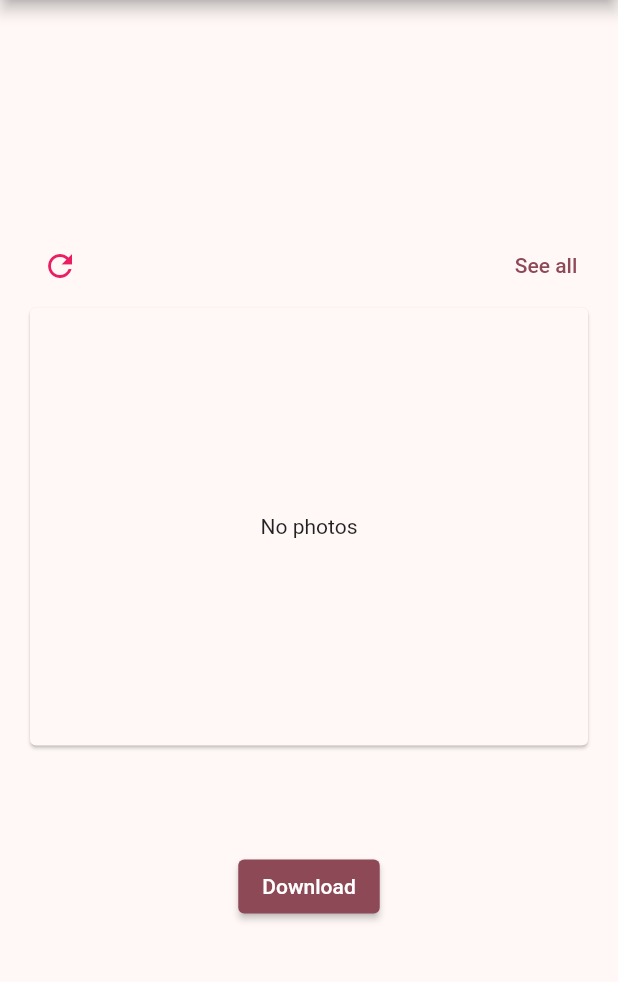
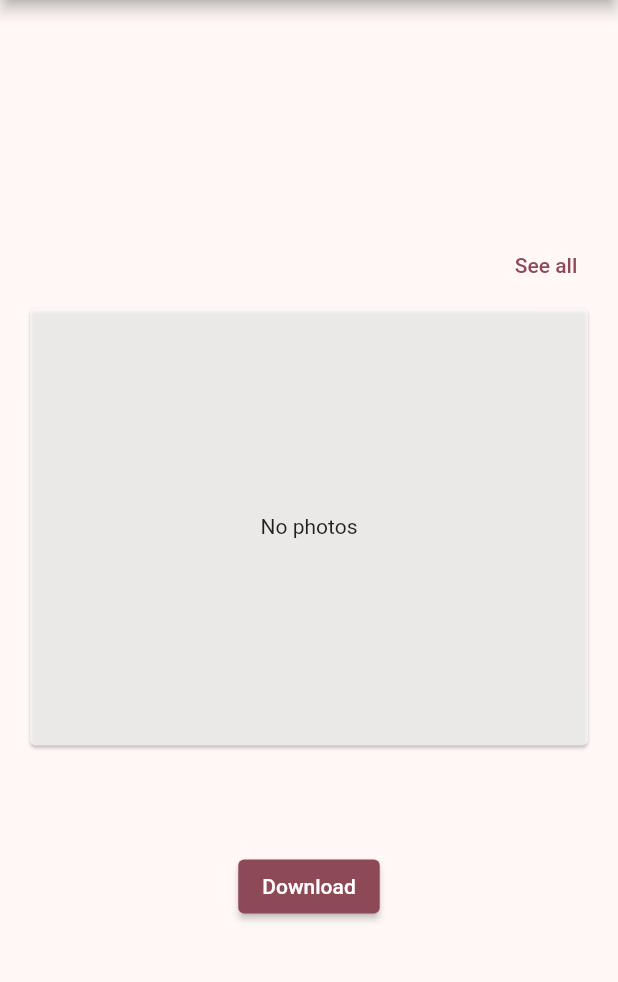
Before and after one commit to MaksimLevchenko/lightshot_parser_mobile, a Flutter app: the screen it shows after launch, on a phone screen of 412 x 824 dp, the part 84-1066 px from its top. Run offline on Flutter 3.47's test engine with Material 3 defaults, Android fonts, the phone set to English and light mode, and no system bars.

Commit message:
Refactor gallery logic and remove refresh button

```diff
--- a/lib/pages/main_page.dart
+++ b/lib/pages/main_page.dart
@@ -20,7 +20,9 @@ class MainPage extends StatelessWidget {
   late Directory _databaseDirectory;
   late Directory _settingsDirectory;
   double _progress = 0;
-  final galleryKey = GlobalKey();
+  //TODO remove broadcast
+  final StreamController<File> imagesStream =
+      StreamController<File>.broadcast();
 
   bool _downloading = false;
   late int wantedNumOfImages;
@@ -47,6 +49,7 @@ class MainPage extends StatelessWidget {
         downloadedPhoto = await parser.downloadOneImage(generator.current);
         if (downloadedPhoto != null) {
           numOfDownloadedImages++;
+          imagesStream.add(downloadedPhoto);
         }
         parser.database.addUrlRecord(generator.current);
         generator.moveNext();
@@ -97,7 +100,6 @@ class MainPage extends StatelessWidget {
 
   void _stopDownloading() {
     _downloading = false;
-    _progress = 0;
   }
 
   SnackBar _getSnackBar({required String message, Color color = Colors.green}) {
@@ -162,13 +164,6 @@ class MainPage extends StatelessWidget {
         children: [
           Row(
             children: [
-              IconButton(
-                onPressed: () {
-                  galleryKey.currentState!.setState(() {});
-                },
-                icon: const Icon(Icons.refresh),
-                color: Colors.pink,
-              ),
               const Expanded(child: SizedBox()),
               TextButton(
                 onPressed: () {},
@@ -176,18 +171,17 @@ class MainPage extends StatelessWidget {
               ),
             ],
           ),
-          StatefulBuilder(
-              key: galleryKey,
-              builder: (context, setState) {
-                return SizedBox(
+          // Gallery widget
+          SizedBox(
             width: double.infinity,
             height: _imageSize,
             child: _GalleryBuilder(
+                imagesStream: imagesStream.stream,
                 photosDirectory: _photosDirectory,
                 databaseDirectory: _databaseDirectory),
-                );
-              }),
+          ),
           const SizedBox(height: 16),
+          // Download button and progress bar
           StatefulBuilder(builder: (context, setState) {
             return Column(
               children: [
@@ -265,10 +259,12 @@ class MainPage extends StatelessWidget {
 
 class _GalleryBuilder extends StatelessWidget {
   const _GalleryBuilder({
+    required this.imagesStream,
     required this.photosDirectory,
     required this.databaseDirectory,
   });
 
+  final Stream<File> imagesStream;
   final Directory photosDirectory;
   final Directory databaseDirectory;
 
@@ -279,18 +275,22 @@ class _GalleryBuilder extends StatelessWidget {
     int downloadedPhotosNum = db.numOfDownloadedPhotos();
     if (downloadedPhotosNum > 0) {
       return _GalleryWithPhotos(
-          photoDirectory: photosDirectory, numOfPhotos: downloadedPhotosNum);
+          imagesStream: imagesStream,
+          photoDirectory: photosDirectory,
+          numOfPhotos: downloadedPhotosNum);
     }
     return SizedBox(
       width: _imageSize,
       height: _imageSize,
       child: Center(
         child: Card(
+          color: Colors.white70,
           clipBehavior: Clip.hardEdge,
           child: InkWell(
             splashColor: Colors.pink.withAlpha(30),
             onTap: () {},
-            child: Center(
+            onLongPress: () {},
+            child: const Center(
               child: Text('No photos'),
             ),
           ),
@@ -302,10 +302,12 @@ class _GalleryBuilder extends StatelessWidget {
 
 class _GalleryWithPhotos extends StatelessWidget {
   const _GalleryWithPhotos({
+    required this.imagesStream,
     required this.photoDirectory,
     required this.numOfPhotos,
   });
 
+  final Stream<File> imagesStream;
   final Directory photoDirectory;
   final int numOfPhotos;
 
@@ -329,6 +331,12 @@ class _GalleryWithPhotos extends StatelessWidget {
           if (snapshot.hasData == false) {
             return const CircularProgressIndicator();
           }
+          return StreamBuilder<File>(
+              stream: imagesStream,
+              builder: (context, streamSnapshot) {
+                if (streamSnapshot.hasData) {
+                  snapshot.data!.insert(0, streamSnapshot.data!);
+                }
                 return ListView.separated(
                   itemCount: min(15, numOfPhotos),
                   physics: const BouncingScrollPhysics(),
@@ -339,16 +347,24 @@ class _GalleryWithPhotos extends StatelessWidget {
                     );
                   },
                   itemBuilder: (context, index) {
-              return Container(
+                    return Card(
+                      color: Colors.white70,
+                      clipBehavior: Clip.hardEdge,
+                      child: InkWell(
+                        splashColor: Colors.pink.withAlpha(30),
+                        onTap: () {},
+                        onLongPress: () {},
+                        child: Container(
+                          padding: const EdgeInsets.all(16),
                           width: _imageSize,
-                decoration: BoxDecoration(
-                    border: Border.all(color: Colors.black),
-                    color: Colors.grey),
                           child: Image.file(snapshot.data![index]),
+                        ),
+                      ),
                     );
                   },
                   scrollDirection: Axis.horizontal,
                 );
               });
+        });
   }
 }
```
Lines whose indentation alone changed are shown as unchanged.
